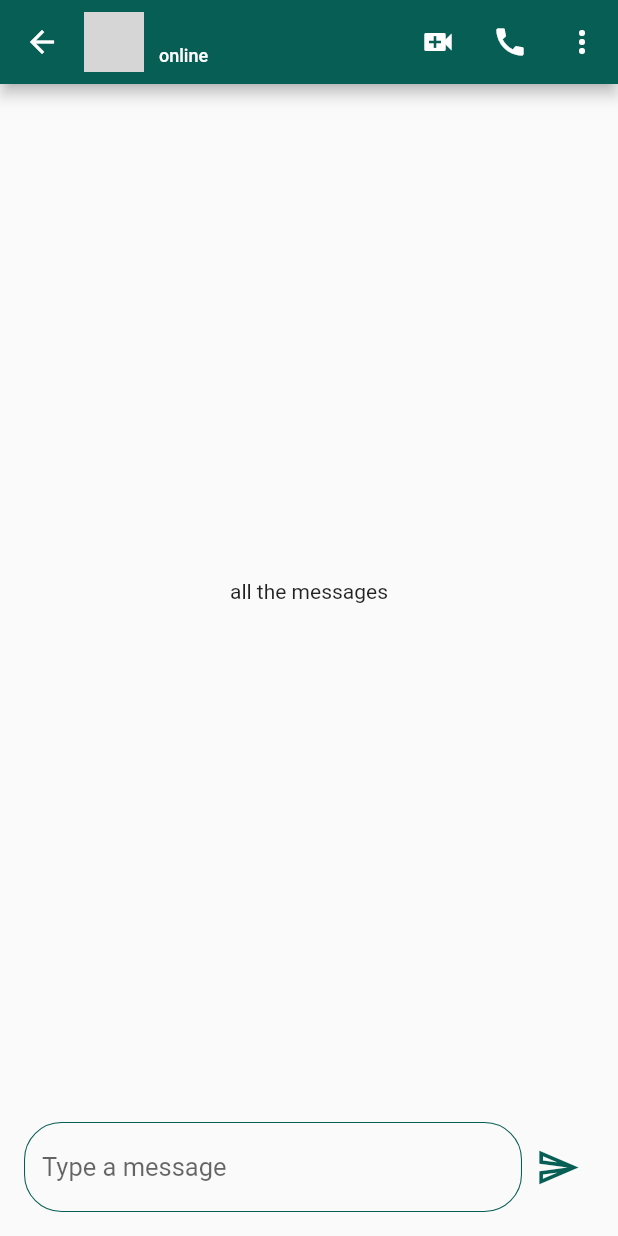
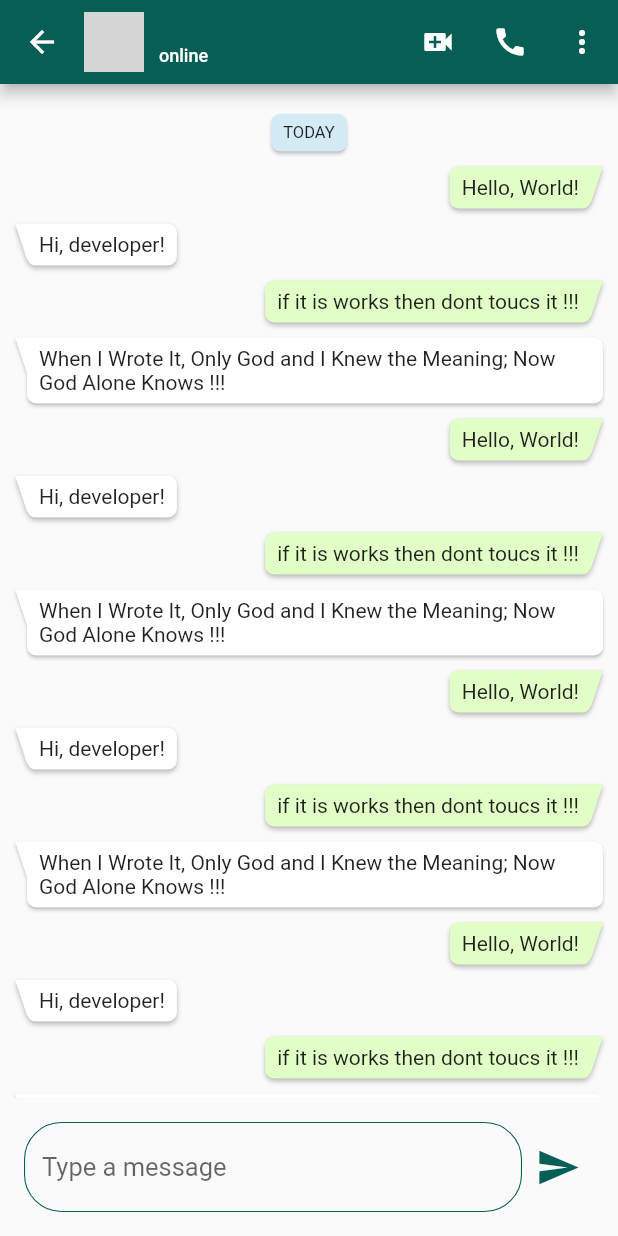
Before and after one commit to iamsourav37/whatsapp_ui_clone, a Flutter app: the ChatRoom screen opened directly with empty values, on a phone screen of 412 x 824 dp. Run offline on Flutter 3.47's test engine with Material 2 defaults, Android fonts, the phone set to English and light mode, and no system bars; drawn by our look-alikes of bubble; network calls fail; grey boxes are pictures that could not be loaded.

Commit message:
message bubble ui, hardcodded data

```diff
--- a/lib/screen/ChatRoom.dart
+++ b/lib/screen/ChatRoom.dart
@@ -94,7 +94,7 @@ class _ChatRoomState extends State<ChatRoom> {
                   IconButton(
                     onPressed: () {},
                     icon: Icon(
-                      Icons.send_outlined,
+                      Icons.send,
                       size: 30,
                       color: Theme.of(context).primaryColor,
                     ),
--- a/lib/screen/Messages.dart
+++ b/lib/screen/Messages.dart
@@ -1,4 +1,5 @@
 import 'package:flutter/material.dart';
+import 'package:bubble/bubble.dart';
 
 class Messages extends StatefulWidget {
   const Messages({Key? key}) : super(key: key);
@@ -11,9 +12,160 @@ class _MessagesState extends State<Messages> {
   @override
   Widget build(BuildContext context) {
     return Container(
-      child: Center(
-        child: Text("all the messages"),
-      ),
-    );
+        child: ListView(
+      padding: EdgeInsets.symmetric(vertical: 20, horizontal: 10),
+      children: [
+        Bubble(
+          alignment: Alignment.center,
+          color: Color.fromRGBO(212, 234, 244, 1.0),
+          child: Text('TODAY',
+              textAlign: TextAlign.center, style: TextStyle(fontSize: 11.0)),
+        ),
+        Bubble(
+          margin: BubbleEdges.only(top: 10),
+          alignment: Alignment.topRight,
+          nipWidth: 8,
+          nipHeight: 24,
+          nip: BubbleNip.rightTop,
+          color: Color.fromRGBO(225, 255, 199, 1.0),
+          child: Text('Hello, World!', textAlign: TextAlign.right),
+        ),
+        Bubble(
+          margin: BubbleEdges.only(top: 10),
+          alignment: Alignment.topLeft,
+          nipWidth: 8,
+          nipHeight: 24,
+          nip: BubbleNip.leftTop,
+          child: Text('Hi, developer!'),
+        ),
+        Bubble(
+          margin: BubbleEdges.only(top: 10),
+          alignment: Alignment.topRight,
+          nipWidth: 8,
+          nipHeight: 24,
+          nip: BubbleNip.rightTop,
+          color: Color.fromRGBO(225, 255, 199, 1.0),
+          child: Text('if it is works then dont toucs it !!!',
+              textAlign: TextAlign.right),
+        ),
+        Bubble(
+          margin: BubbleEdges.only(top: 10),
+          alignment: Alignment.topLeft,
+          nipWidth: 8,
+          nipHeight: 24,
+          nip: BubbleNip.leftTop,
+          child: Text(
+              'When I Wrote It, Only God and I Knew the Meaning; Now God Alone Knows !!!'),
+        ),
+        Bubble(
+          margin: BubbleEdges.only(top: 10),
+          alignment: Alignment.topRight,
+          nipWidth: 8,
+          nipHeight: 24,
+          nip: BubbleNip.rightTop,
+          color: Color.fromRGBO(225, 255, 199, 1.0),
+          child: Text('Hello, World!', textAlign: TextAlign.right),
+        ),
+        Bubble(
+          margin: BubbleEdges.only(top: 10),
+          alignment: Alignment.topLeft,
+          nipWidth: 8,
+          nipHeight: 24,
+          nip: BubbleNip.leftTop,
+          child: Text('Hi, developer!'),
+        ),
+        Bubble(
+          margin: BubbleEdges.only(top: 10),
+          alignment: Alignment.topRight,
+          nipWidth: 8,
+          nipHeight: 24,
+          nip: BubbleNip.rightTop,
+          color: Color.fromRGBO(225, 255, 199, 1.0),
+          child: Text('if it is works then dont toucs it !!!',
+              textAlign: TextAlign.right),
+        ),
+        Bubble(
+          margin: BubbleEdges.only(top: 10),
+          alignment: Alignment.topLeft,
+          nipWidth: 8,
+          nipHeight: 24,
+          nip: BubbleNip.leftTop,
+          child: Text(
+              'When I Wrote It, Only God and I Knew the Meaning; Now God Alone Knows !!!'),
+        ),
+        Bubble(
+          margin: BubbleEdges.only(top: 10),
+          alignment: Alignment.topRight,
+          nipWidth: 8,
+          nipHeight: 24,
+          nip: BubbleNip.rightTop,
+          color: Color.fromRGBO(225, 255, 199, 1.0),
+          child: Text('Hello, World!', textAlign: TextAlign.right),
+        ),
+        Bubble(
+          margin: BubbleEdges.only(top: 10),
+          alignment: Alignment.topLeft,
+          nipWidth: 8,
+          nipHeight: 24,
+          nip: BubbleNip.leftTop,
+          child: Text('Hi, developer!'),
+        ),
+        Bubble(
+          margin: BubbleEdges.only(top: 10),
+          alignment: Alignment.topRight,
+          nipWidth: 8,
+          nipHeight: 24,
+          nip: BubbleNip.rightTop,
+          color: Color.fromRGBO(225, 255, 199, 1.0),
+          child: Text('if it is works then dont toucs it !!!',
+              textAlign: TextAlign.right),
+        ),
+        Bubble(
+          margin: BubbleEdges.only(top: 10),
+          alignment: Alignment.topLeft,
+          nipWidth: 8,
+          nipHeight: 24,
+          nip: BubbleNip.leftTop,
+          child: Text(
+              'When I Wrote It, Only God and I Knew the Meaning; Now God Alone Knows !!!'),
+        ),
+        Bubble(
+          margin: BubbleEdges.only(top: 10),
+          alignment: Alignment.topRight,
+          nipWidth: 8,
+          nipHeight: 24,
+          nip: BubbleNip.rightTop,
+          color: Color.fromRGBO(225, 255, 199, 1.0),
+          child: Text('Hello, World!', textAlign: TextAlign.right),
+        ),
+        Bubble(
+          margin: BubbleEdges.only(top: 10),
+          alignment: Alignment.topLeft,
+          nipWidth: 8,
+          nipHeight: 24,
+          nip: BubbleNip.leftTop,
+          child: Text('Hi, developer!'),
+        ),
+        Bubble(
+          margin: BubbleEdges.only(top: 10),
+          alignment: Alignment.topRight,
+          nipWidth: 8,
+          nipHeight: 24,
+          nip: BubbleNip.rightTop,
+          color: Color.fromRGBO(225, 255, 199, 1.0),
+          child: Text('if it is works then dont toucs it !!!',
+              textAlign: TextAlign.right),
+        ),
+        Bubble(
+          margin: BubbleEdges.only(top: 10),
+          alignment: Alignment.topLeft,
+          nipWidth: 8,
+          nipHeight: 24,
+          nip: BubbleNip.leftTop,
+          child: Text(
+              'When I Wrote It, Only God and I Knew the Meaning; Now God Alone Knows !!!'),
+        ),
+      ],
+    ));
   }
 }
```
